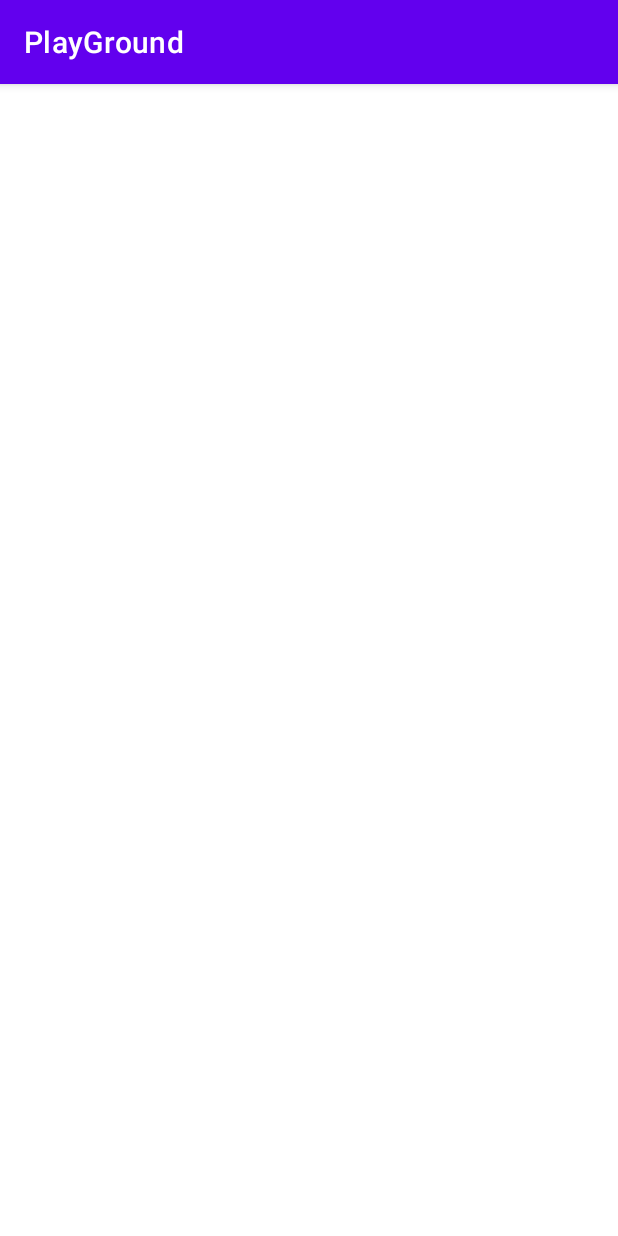
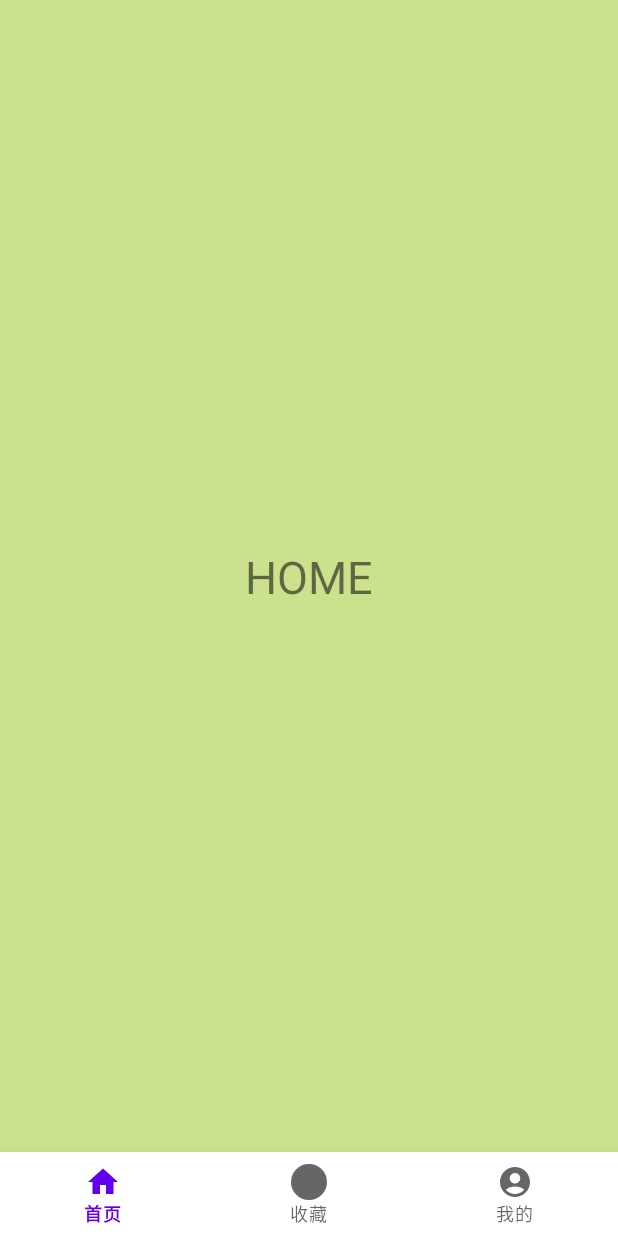
Before and after one commit to looorielovbb/PlayGround, an Android app: the screen it shows after launch (MainActivity), on a phone screen of 412 x 824 dp. Run offline under Robolectric (Android 15) with nearby library versions, the phone set to English and light mode, and no system bars; our stand-ins replace Dagger/Hilt's generated code.

Commit message:
新增首页

```diff
--- a/app/src/main/java/xyz/looorielovbb/playground/ui/MainActivity.kt
+++ b/app/src/main/java/xyz/looorielovbb/playground/ui/MainActivity.kt
@@ -1,20 +1,79 @@
 package xyz.looorielovbb.playground.ui
 
 import android.os.Bundle
+import android.util.Log
 import androidx.appcompat.app.AppCompatActivity
-import by.kirich1409.viewbindingdelegate.CreateMethod
-import by.kirich1409.viewbindingdelegate.viewBinding
+import androidx.fragment.app.Fragment
+import androidx.viewpager2.adapter.FragmentStateAdapter
+import androidx.viewpager2.widget.ViewPager2
+import xyz.looorielovbb.playground.R
 import xyz.looorielovbb.playground.databinding.ActivityMainBinding
+import xyz.looorielovbb.playground.ui.favorite.FavFragment
+import xyz.looorielovbb.playground.ui.home.HomeFragment
+import xyz.looorielovbb.playground.ui.user.UserFragment
 
 class MainActivity : AppCompatActivity() {
 
+    private lateinit var binding: ActivityMainBinding
+    private lateinit var fragments: List<Fragment>
 
-    private val binding: ActivityMainBinding by viewBinding(CreateMethod.INFLATE)
+    companion object {
+        const val TAG = "MainActivity"
+    }
+
     override fun onCreate(savedInstanceState: Bundle?) {
         super.onCreate(savedInstanceState)
-        with(binding){
-            tvHello.text = "你好世界"
+        binding = ActivityMainBinding.inflate(layoutInflater)
+        setContentView(binding.root)
+        fragments = arrayListOf(HomeFragment(), FavFragment(), UserFragment())
+        with(binding) {
+            Log.d(TAG, "onCreate: ")
+            viewpager2.orientation = ViewPager2.ORIENTATION_HORIZONTAL
+            viewpager2.adapter = object : FragmentStateAdapter(this@MainActivity) {
+                override fun getItemCount(): Int {
+                    return fragments.size
+                }
+
+                override fun createFragment(position: Int): Fragment {
+                    return fragments[position]
+                }
+
+            }
+            viewpager2.offscreenPageLimit = 3
+            viewpager2.registerOnPageChangeCallback(object : ViewPager2.OnPageChangeCallback() {
+                override fun onPageSelected(position: Int) {
+                    super.onPageSelected(position)
+                    when (position) {
+                        0 -> bottomNavi.selectedItemId = R.id.home
+                        1 -> bottomNavi.selectedItemId = R.id.fav
+                        2 -> bottomNavi.selectedItemId = R.id.user
+                    }
+                }
+            })
+            viewpager2.currentItem = 0
+            bottomNavi.setOnItemSelectedListener { item ->
+                when (item.itemId) {
+                    R.id.home -> {
+                        viewpager2.currentItem = 0
+                        true
+                    }
+
+                    R.id.fav -> {
+                        viewpager2.currentItem = 1
+                        true
+                    }
+
+                    R.id.user -> {
+                        viewpager2.currentItem = 2
+                        true
+                    }
+
+                    else -> false
+                }
+            }
+
         }
+    }
 
-    }
+
 }
--- /dev/null
+++ b/app/src/main/java/xyz/looorielovbb/playground/ui/favorite/FavFragment.kt
@@ -0,0 +1,32 @@
+package xyz.looorielovbb.playground.ui.favorite
+
+import android.os.Bundle
+import android.view.LayoutInflater
+import android.view.View
+import android.view.ViewGroup
+import androidx.fragment.app.Fragment
+import androidx.lifecycle.DefaultLifecycleObserver
+import xyz.looorielovbb.playground.R
+import xyz.looorielovbb.playground.databinding.FragmentFavBinding
+
+class FavFragment : Fragment() {
+
+    private lateinit var viewBinding: FragmentFavBinding
+
+    override fun onCreateView(
+        inflater: LayoutInflater, container: ViewGroup?, savedInstanceState: Bundle?
+    ): View? {
+        return inflater.inflate(R.layout.fragment_fav, container, false)
+    }
+
+    override fun onViewCreated(view: View, savedInstanceState: Bundle?) {
+        super.onViewCreated(view, savedInstanceState)
+        viewBinding = FragmentFavBinding.bind(view)
+        with(viewBinding) {
+
+        }
+        lifecycle.addObserver(object : DefaultLifecycleObserver {
+
+        })
+    }
+}
--- /dev/null
+++ b/app/src/main/java/xyz/looorielovbb/playground/ui/home/HomeFragment.kt
@@ -0,0 +1,40 @@
+package xyz.looorielovbb.playground.ui.home
+
+import android.os.Bundle
+import android.util.Log
+import android.view.LayoutInflater
+import android.view.View
+import android.view.ViewGroup
+import androidx.fragment.app.Fragment
+import androidx.lifecycle.DefaultLifecycleObserver
+import xyz.looorielovbb.playground.R
+import xyz.looorielovbb.playground.databinding.FragmentHomeBinding
+
+class HomeFragment : Fragment() {
+    private lateinit var viewBinding: FragmentHomeBinding
+
+    companion object {
+        const val TAG = "HomeFragment"
+    }
+
+    override fun onCreateView(
+        inflater: LayoutInflater,
+        container: ViewGroup?,
+        savedInstanceState: Bundle?
+    ): View? {
+        return inflater.inflate(R.layout.fragment_home, container, false)
+    }
+
+    override fun onViewCreated(view: View, savedInstanceState: Bundle?) {
+        super.onViewCreated(view, savedInstanceState)
+        Log.d(TAG, "HomeFragment onViewCreated: ")
+        viewBinding = FragmentHomeBinding.bind(view)
+        with(viewBinding) {
+
+        }
+
+        lifecycle.addObserver(object : DefaultLifecycleObserver {
+
+        })
+    }
+}
--- /dev/null
+++ b/app/src/main/java/xyz/looorielovbb/playground/ui/user/UserFragment.kt
@@ -0,0 +1,31 @@
+package xyz.looorielovbb.playground.ui.user
+
+import android.os.Bundle
+import android.view.LayoutInflater
+import android.view.View
+import android.view.ViewGroup
+import androidx.fragment.app.Fragment
+import androidx.lifecycle.DefaultLifecycleObserver
+import xyz.looorielovbb.playground.R
+import xyz.looorielovbb.playground.databinding.FragmentUserBinding
+
+class UserFragment : Fragment() {
+    private lateinit var viewBinding: FragmentUserBinding
+
+    override fun onCreateView(
+        inflater: LayoutInflater, container: ViewGroup?, savedInstanceState: Bundle?
+    ): View? {
+        return inflater.inflate(R.layout.fragment_user, container, false)
+    }
+
+    override fun onViewCreated(view: View, savedInstanceState: Bundle?) {
+        super.onViewCreated(view, savedInstanceState)
+        viewBinding = FragmentUserBinding.bind(view)
+        with(viewBinding) {
+
+        }
+        lifecycle.addObserver(object : DefaultLifecycleObserver {
+
+        })
+    }
+}
--- /dev/null
+++ b/app/src/main/res/drawable/ic_account.xml
@@ -0,0 +1,10 @@
+<vector xmlns:android="http://schemas.android.com/apk/res/android"
+    android:width="24dp"
+    android:height="24dp"
+    android:tint="#AA84F4"
+    android:viewportWidth="24"
+    android:viewportHeight="24">
+    <path
+        android:fillColor="@android:color/white"
+        android:pathData="M12,2C6.48,2 2,6.48 2,12s4.48,10 10,10s10,-4.48 10,-10S17.52,2 12,2zM12,6c1.93,0 3.5,1.57 3.5,3.5S13.93,13 12,13s-3.5,-1.57 -3.5,-3.5S10.07,6 12,6zM12,20c-2.03,0 -4.43,-0.82 -6.14,-2.88C7.55,15.8 9.68,15 12,15s4.45,0.8 6.14,2.12C16.43,19.18 14.03,20 12,20z" />
+</vector>
--- /dev/null
+++ b/app/src/main/res/drawable/ic_fav.xml
@@ -0,0 +1,17 @@
+<vector xmlns:android="http://schemas.android.com/apk/res/android"
+    android:width="24dp"
+    android:height="24dp"
+    android:viewportWidth="1024"
+    android:viewportHeight="1024">
+    <path
+        android:fillColor="#AA84F4"
+        android:pathData="M512,512m-512,0a512,512 0,1 0,1024 0,512 512,0 1,0 -1024,0Z" />
+    <path
+        android:fillAlpha="0.5"
+        android:fillColor="#FFFFFF"
+        android:pathData="M390.4,289.3l84.5,84.5c7.7,7.7 20.5,11.5 30.7,9l117.8,-21.8c28.2,-5.1 51.2,24.3 38.4,49.9l-53.8,106.2c-5.1,10.2 -5.1,23 0,33.3l57.6,105c14.1,25.6 -7.7,56.3 -35.8,51.2L512,687.4c-11.5,-1.3 -23,2.6 -30.7,10.2l-81.9,87c-20.5,21.8 -55,10.2 -60.2,-17.9L320,649c-1.3,-11.5 -9,-21.8 -19.2,-25.6l-107.5,-51.2c-26.9,-12.8 -26.9,-49.9 -1.3,-62.7l106.2,-55c10.2,-5.1 16.6,-15.4 19.2,-26.9l15.4,-117.8c2.6,-29.4 37.1,-41 57.6,-20.5z"
+        android:strokeAlpha="0.5" />
+    <path
+        android:fillColor="#FFFFFF"
+        android:pathData="M599,249.6l58.9,119c5.1,11.5 16.6,19.2 29.4,21.8L817.9,409.6c32,5.1 44.8,43.5 21.8,66.6l-94.7,92.2c-9,9 -12.8,21.8 -11.5,34.6L755.2,733.4c5.1,32 -28.2,56.3 -56.3,41l-117.8,-61.4c-11.5,-6.4 -24.3,-6.4 -35.8,0l-117.8,61.4c-28.2,15.4 -61.4,-9 -56.3,-41l21.8,-130.6c2.6,-12.8 -2.6,-25.6 -11.5,-34.6l-94.7,-92.2c-23,-23 -10.2,-61.4 21.8,-66.6l130.6,-19.2c12.8,-1.3 23,-10.2 29.4,-21.8l58.9,-119c16.6,-28.2 57.6,-28.2 71.7,0z" />
+</vector>
--- /dev/null
+++ b/app/src/main/res/drawable/ic_home.xml
@@ -0,0 +1,10 @@
+<vector xmlns:android="http://schemas.android.com/apk/res/android"
+    android:width="24dp"
+    android:height="24dp"
+    android:tint="#AA84F4"
+    android:viewportWidth="24"
+    android:viewportHeight="24">
+    <path
+        android:fillColor="@android:color/white"
+        android:pathData="M10,20v-6h4v6h5v-8h3L12,3 2,12h3v8z" />
+</vector>
--- a/app/src/main/res/layout/activity_main.xml
+++ b/app/src/main/res/layout/activity_main.xml
@@ -4,16 +4,22 @@
     xmlns:tools="http://schemas.android.com/tools"
     android:layout_width="match_parent"
     android:layout_height="match_parent"
+    android:fitsSystemWindows="true"
     tools:context=".ui.MainActivity">
 
-    <TextView
-        android:id="@+id/tv_hello"
-        android:layout_width="wrap_content"
+    <com.google.android.material.bottomnavigation.BottomNavigationView
+        android:id="@+id/bottom_navi"
+        android:layout_width="match_parent"
         android:layout_height="wrap_content"
-        android:text="Hello World!"
         app:layout_constraintBottom_toBottomOf="parent"
-        app:layout_constraintEnd_toEndOf="parent"
-        app:layout_constraintStart_toStartOf="parent"
+        app:layout_constraintLeft_toLeftOf="parent"
+        app:layout_constraintRight_toRightOf="parent"
+        app:menu="@menu/navigation_main_items" />
+
+    <androidx.viewpager2.widget.ViewPager2
+        android:id="@+id/viewpager2"
+        android:layout_width="match_parent"
+        android:layout_height="0dp"
+        app:layout_constraintBottom_toTopOf="@id/bottom_navi"
         app:layout_constraintTop_toTopOf="parent" />
-
 </androidx.constraintlayout.widget.ConstraintLayout>
--- /dev/null
+++ b/app/src/main/res/layout/fragment_fav.xml
@@ -0,0 +1,16 @@
+<?xml version="1.0" encoding="utf-8"?>
+<androidx.constraintlayout.widget.ConstraintLayout xmlns:android="http://schemas.android.com/apk/res/android"
+    xmlns:app="http://schemas.android.com/apk/res-auto"
+    android:layout_width="match_parent"
+    android:layout_height="match_parent"
+    android:background="#54650E">
+
+    <TextView
+        android:layout_width="match_parent"
+        android:layout_height="wrap_content"
+        android:gravity="center"
+        android:text="Favorite"
+        android:textSize="30sp"
+        app:layout_constraintBottom_toBottomOf="parent"
+        app:layout_constraintTop_toTopOf="parent" />
+</androidx.constraintlayout.widget.ConstraintLayout>
--- /dev/null
+++ b/app/src/main/res/layout/fragment_home.xml
@@ -0,0 +1,17 @@
+<?xml version="1.0" encoding="utf-8"?>
+<androidx.constraintlayout.widget.ConstraintLayout xmlns:android="http://schemas.android.com/apk/res/android"
+    xmlns:app="http://schemas.android.com/apk/res-auto"
+    android:layout_width="match_parent"
+    android:layout_height="match_parent"
+    android:background="#CBE18D">
+
+    <TextView
+        android:layout_width="match_parent"
+        android:layout_height="wrap_content"
+        android:gravity="center"
+        android:text="HOME"
+        android:textSize="30sp"
+        app:layout_constraintBottom_toBottomOf="parent"
+        app:layout_constraintTop_toTopOf="parent" />
+
+</androidx.constraintlayout.widget.ConstraintLayout>
--- /dev/null
+++ b/app/src/main/res/layout/fragment_user.xml
@@ -0,0 +1,17 @@
+<?xml version="1.0" encoding="utf-8"?>
+<androidx.constraintlayout.widget.ConstraintLayout xmlns:android="http://schemas.android.com/apk/res/android"
+    xmlns:app="http://schemas.android.com/apk/res-auto"
+    android:layout_width="match_parent"
+    android:layout_height="match_parent"
+    android:background="#ECBC57">
+
+    <TextView
+        android:layout_width="match_parent"
+        android:layout_height="wrap_content"
+        android:gravity="center"
+        android:text="USER"
+        android:textSize="30sp"
+        app:layout_constraintBottom_toBottomOf="parent"
+        app:layout_constraintTop_toTopOf="parent" />
+
+</androidx.constraintlayout.widget.ConstraintLayout>
--- /dev/null
+++ b/app/src/main/res/menu/navigation_main_items.xml
@@ -0,0 +1,15 @@
+<?xml version="1.0" encoding="utf-8"?>
+<menu xmlns:android="http://schemas.android.com/apk/res/android">
+    <item
+        android:id="@+id/home"
+        android:title="@string/home"
+        android:icon="@drawable/ic_home"/>
+    <item
+        android:id="@+id/fav"
+        android:title="@string/favorite"
+        android:icon="@drawable/ic_fav"/>
+    <item
+        android:id="@+id/user"
+        android:title="@string/user"
+        android:icon="@drawable/ic_account"/>
+</menu>
--- a/app/src/main/res/values-night/themes.xml
+++ b/app/src/main/res/values-night/themes.xml
@@ -1,6 +1,6 @@
 <resources>
     <!-- Base application theme. -->
-    <style name="Theme.PlayGround" parent="Theme.MaterialComponents.DayNight.DarkActionBar">
+    <style name="Theme.PlayGround" parent="Theme.MaterialComponents.DayNight.NoActionBar">
         <!-- Primary brand color. -->
         <item name="colorPrimary">@color/purple_200</item>
         <item name="colorPrimaryVariant">@color/purple_700</item>
--- a/app/src/main/res/values/strings.xml
+++ b/app/src/main/res/values/strings.xml
@@ -1,3 +1,6 @@
 <resources>
     <string name="app_name">PlayGround</string>
+    <string name="home">首页</string>
+    <string name="favorite">收藏</string>
+    <string name="user">我的</string>
 </resources>
--- a/app/src/main/res/values/themes.xml
+++ b/app/src/main/res/values/themes.xml
@@ -1,6 +1,6 @@
 <resources>
     <!-- Base application theme. -->
-    <style name="Theme.PlayGround" parent="Theme.MaterialComponents.DayNight.DarkActionBar">
+    <style name="Theme.PlayGround" parent="Theme.MaterialComponents.DayNight.NoActionBar">
         <!-- Primary brand color. -->
         <item name="colorPrimary">@color/purple_500</item>
         <item name="colorPrimaryVariant">@color/purple_700</item>
```
Also changed, not shown: app/build.gradle (+15 -3 lines).
